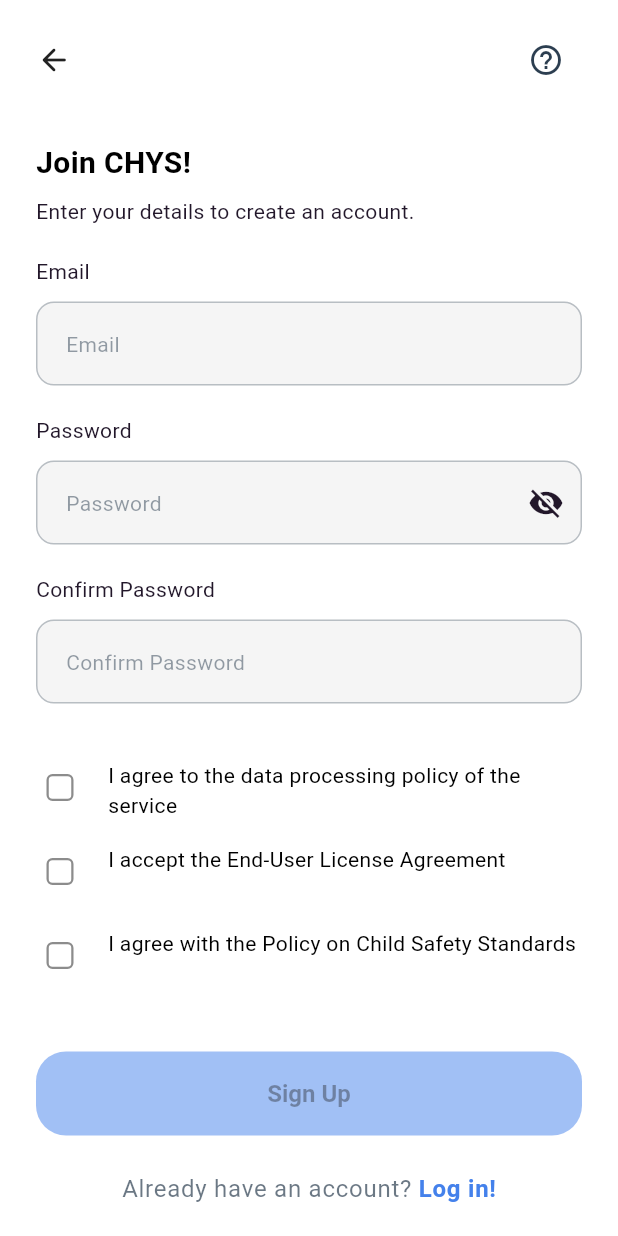
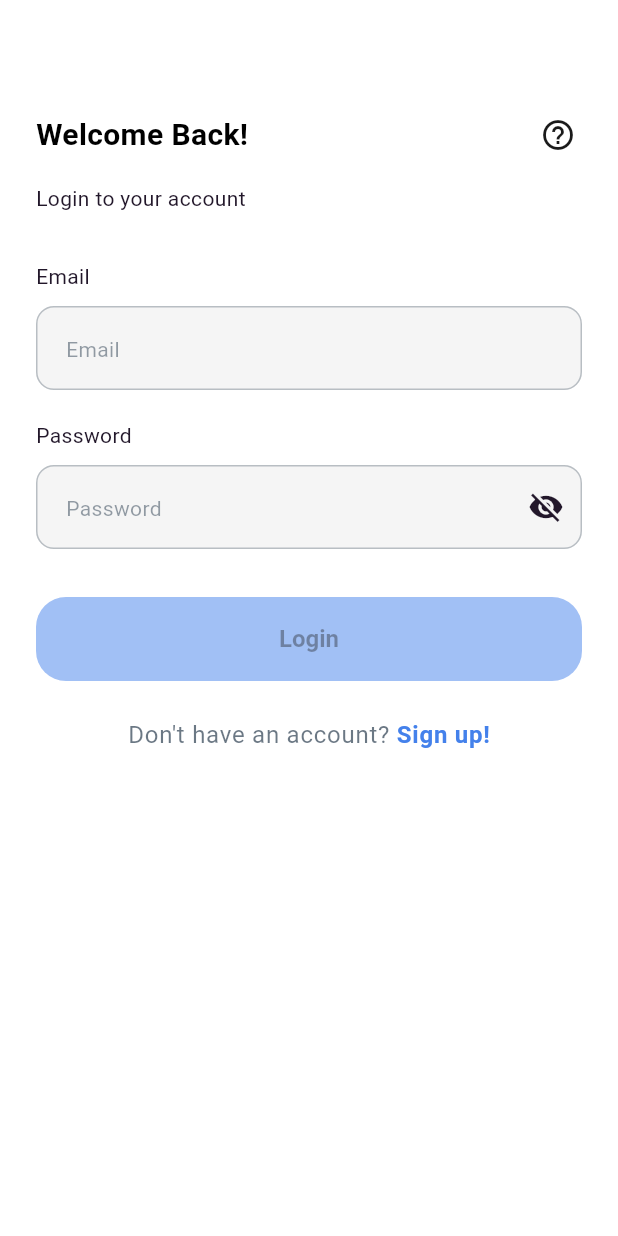
Before and after one commit to UasDevelope/chys, a Flutter app: the screen it shows after launch, on a phone screen of 412 x 824 dp. Run offline on Flutter 3.47's test engine with Material 3 defaults, Android fonts, the phone set to English and light mode, and no system bars; our stand-ins replace flutter_easyloading, geolocator, get, get_storage, google_fonts, google_maps_flutter and 1 more; missing offline and left inert: flutter_dotted; Roboto replaces fonts that are missing (Heebo).

Commit message:
login details
login details

```diff
--- /dev/null
+++ b/lib/app/modules/login/views/login_view.dart
@@ -0,0 +1,165 @@
+import 'package:flutter/material.dart';
+import 'package:get/get.dart';
+import '../../../core/theme/app_colors.dart';
+import '../../../core/const/app_text.dart';
+import '../../../core/validators/form_validators.dart';
+import '../../signup/widgets/custom_text_field.dart';
+import '../../signup/widgets/primary_button.dart';
+import '../controllers/login_controller.dart';
+
+class LoginView extends GetView<LoginController> {
+  final formKey = GlobalKey<FormState>();
+  final ValueNotifier<bool> isFormValid = ValueNotifier(false);
+
+  LoginView({super.key});
+
+  @override
+  Widget build(BuildContext context) {
+    return GestureDetector(
+      onTap: () => FocusScope.of(context).unfocus(),
+      child: Scaffold(
+        backgroundColor: AppColors.background,
+        body: Obx(
+          () => SafeArea(
+            child: SingleChildScrollView(
+              padding: const EdgeInsets.symmetric(horizontal: 24, vertical: 16),
+              child: Form(
+                key: formKey,
+                autovalidateMode: AutovalidateMode.onUserInteraction,
+                child: Column(
+                  crossAxisAlignment: CrossAxisAlignment.start,
+                  children: [
+                    SizedBox(
+                      height: 50,
+                    ),
+                    Row(
+                      mainAxisAlignment: MainAxisAlignment.spaceBetween,
+                      children: [
+                        const AppText(
+                          text: "Welcome Back!",
+                          fontWeight: FontWeight.w600,
+                          fontSize: 20,
+                          color: Colors.black,
+                        ),
+                        IconButton(
+                          icon: const Icon(Icons.help_outline),
+                          onPressed: () {},
+                          padding: EdgeInsets.zero,
+                          alignment: Alignment.centerRight,
+                        ),
+                      ],
+                    ),
+                    const SizedBox(height: 8),
+                    const AppText(
+                      text: "Login to your account",
+                      fontWeight: FontWeight.w400,
+                      fontSize: 14,
+                      color: AppColors.purple,
+                    ),
+                    const SizedBox(height: 32),
+                    const AppText(
+                      text: "Email",
+                      fontWeight: FontWeight.w400,
+                      color: AppColors.purple,
+                      fontSize: 14,
+                    ),
+                    const SizedBox(height: 10),
+                    CustomTextField(
+                      controller: controller.emailController,
+                      label: 'Email',
+                      onChanged: (_) {
+                        isFormValid.value =
+                            formKey.currentState?.validate() ?? false;
+                      },
+                      fillColor: AppColors.cultured,
+                      borderColor: AppColors.gunmetal,
+                      filled: true,
+                      validator: FormValidators.validateEmail,
+                      keyboardType: TextInputType.emailAddress,
+                      textInputAction: TextInputAction.next,
+                    ),
+                    const SizedBox(height: 20),
+                    const AppText(
+                      text: "Password",
+                      fontWeight: FontWeight.w400,
+                      color: AppColors.purple,
+                      fontSize: 14,
+                    ),
+                    const SizedBox(height: 10),
+                    CustomTextField(
+                      controller: controller.passwordController,
+                      label: 'Password',
+                      onChanged: (_) {
+                        isFormValid.value =
+                            formKey.currentState?.validate() ?? false;
+                      },
+                      fillColor: AppColors.cultured,
+                      borderColor: AppColors.gunmetal,
+                      filled: true,
+                      obscureText: !controller.showPassword.value,
+                      validator: FormValidators.validatePassword,
+                      textInputAction: TextInputAction.done,
+                      suffixIcon: IconButton(
+                        icon: Icon(
+                          controller.showPassword.value
+                              ? Icons.visibility
+                              : Icons.visibility_off,
+                          color: AppColors.purple,
+                        ),
+                        onPressed: controller.togglePasswordVisibility,
+                      ),
+                    ),
+                    const SizedBox(height: 32),
+                    ValueListenableBuilder<bool>(
+                      valueListenable: isFormValid,
+                      builder: (context, valid, _) {
+                        return PrimaryButton(
+                          backgroundColor: AppColors.blue,
+                          label: "Login",
+                          onPressed: () {
+                            if (formKey.currentState?.validate() ?? false) {
+                              controller.handleLogin();
+                            }
+                          },
+                          isEnabled: valid,
+                        );
+                      },
+                    ),
+                    const SizedBox(height: 24),
+                    Center(
+                      child: GestureDetector(
+                        onTap: controller.navigateToSignup,
+                        child: RichText(
+                          text: TextSpan(
+                            text: "Don't have an account? ",
+                            style: Theme.of(context)
+                                .textTheme
+                                .bodyLarge
+                                ?.copyWith(
+                                  color:
+                                      AppColors.onBackground.withOpacity(0.7),
+                                ),
+                            children: const [
+                              TextSpan(
+                                text: "Sign up!",
+                                style: TextStyle(
+                                  color: AppColors.blue,
+                                  fontWeight: FontWeight.w600,
+                                ),
+                              ),
+                            ],
+                          ),
+                        ),
+                      ),
+                    ),
+                    const SizedBox(height: 16),
+                  ],
+                ),
+              ),
+            ),
+          ),
+        ),
+      ),
+    );
+  }
+}
--- a/lib/app/routes/app_pages.dart
+++ b/lib/app/routes/app_pages.dart
@@ -1,6 +1,8 @@
 import 'package:get/get.dart';
 import '../modules/signup/bindings/signup_binding.dart';
 import '../modules/signup/views/signup_view.dart';
+import '../modules/login/bindings/login_binding.dart';
+import '../modules/login/views/login_view.dart';
 import '../modules/pet_ownership/views/pet_ownership_view.dart';
 import '../modules/pet_selection/views/pet_selection_view.dart';
 import '../modules/pet_profile/views/pet_profile_view.dart';
@@ -31,9 +33,16 @@ import '../modules/podcast/views/invite_podcast_view.dart';
 import 'app_routes.dart';
 
 class AppPages {
-  static const initial = AppRoutes.signup;
+  static const initial = AppRoutes.login;
 
   static final routes = [
+    GetPage(
+      name: AppRoutes.login,
+      page: () => LoginView(),
+      binding: LoginBinding(),
+      preventDuplicates: true,
+      transition: Transition.fadeIn,
+    ),
     GetPage(
       name: AppRoutes.signup,
       page: () => SignupView(),
--- a/lib/main.dart
+++ b/lib/main.dart
@@ -1,10 +1,12 @@
 import 'package:flutter/material.dart';
 import 'package:get/get.dart';
+import 'package:get_storage/get_storage.dart';
 import 'package:flutter_easyloading/flutter_easyloading.dart';
 import 'app/routes/app_pages.dart';
 import 'app/theme/app_theme.dart';
 
-void main() {
+void main() async {
+  await GetStorage.init();
   runApp(const MyApp());
   configLoading();
 }
--- a/pubspec.yaml
+++ b/pubspec.yaml
@@ -31,7 +31,8 @@ dependencies:
   flutter:
     sdk: flutter
   intl: ^0.18.1
-  get: ^4.6.6
+  get: ^4.7.2
+  get_storage: ^2.1.1
   google_maps_flutter: ^2.5.0
   geolocator: ^10.1.0
 
```
Also changed, not shown: lib/app/modules/login/bindings/login_binding.dart (added, +11 -0 lines), lib/app/modules/login/controllers/login_controller.dart (added, +135 -0 lines), lib/app/modules/signup/controller/signup_controller.dart (+82 -0 lines), lib/app/modules/signup/views/signup_view.dart (+31 -14 lines), lib/app/services/api_service.dart (added, +169 -0 lines), lib/app/services/storage_service.dart (added, +32 -0 lines), pubspec.lock, 9 other files.
